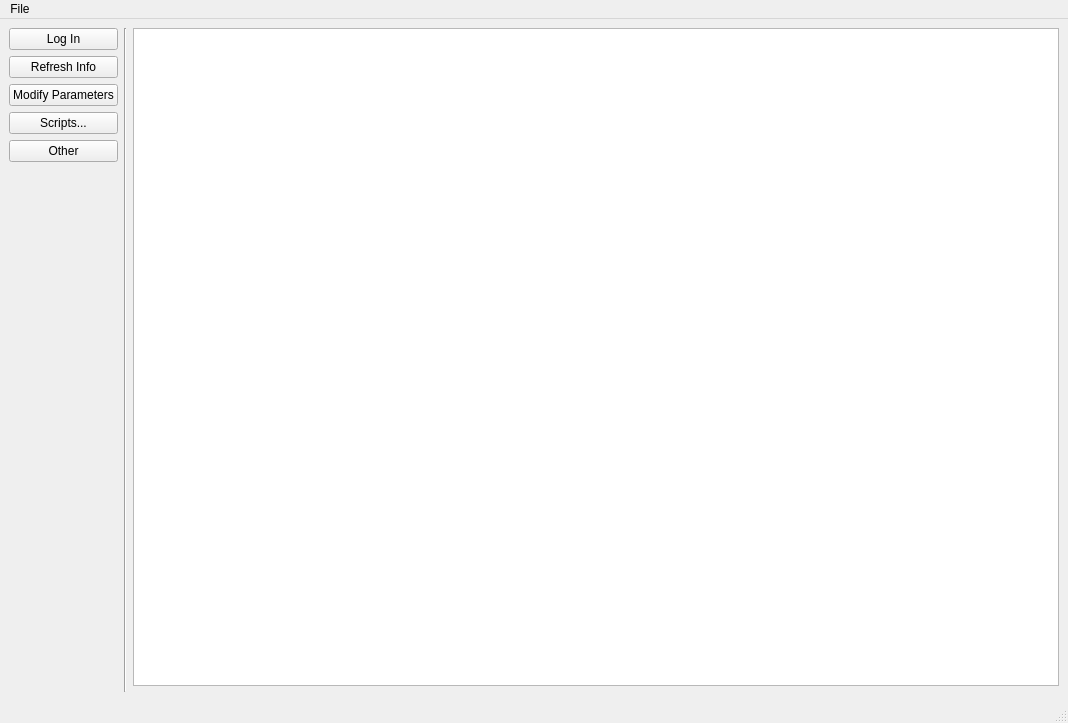
Above: PC/MainWindow.ui from dawidwojdylak/climatic-chamber-system before the change. Below: the same form after it.
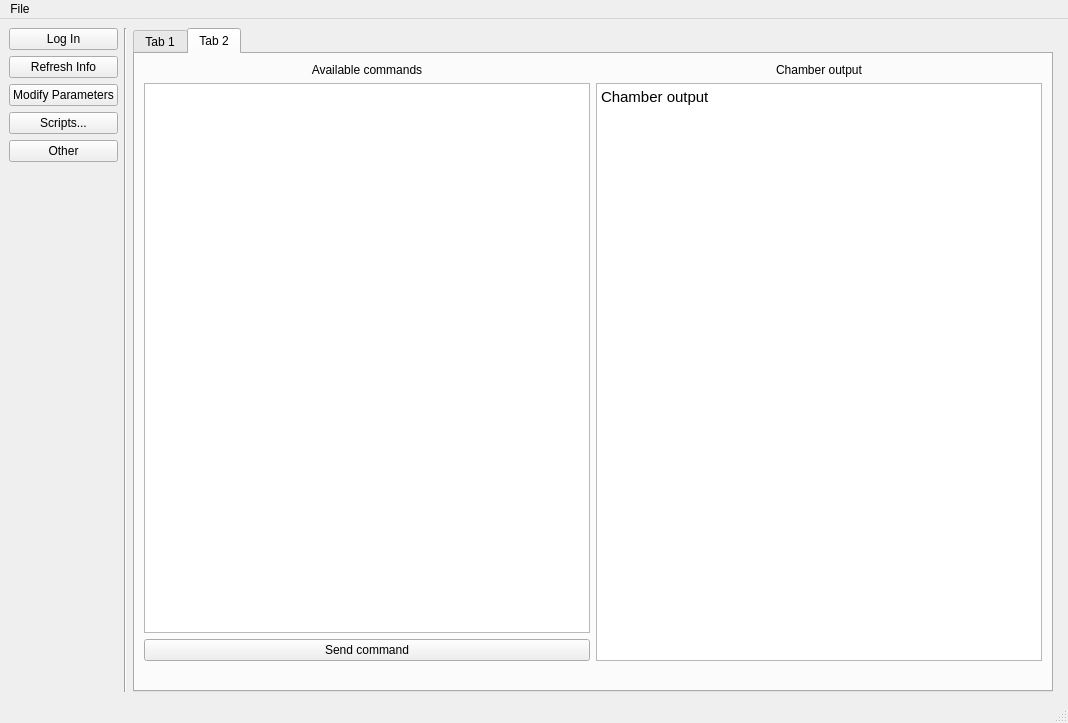
That is the form after the change.

Commit message: Add command list in the GUI

Patch:
```diff
--- a/PC/MainWindow.ui
+++ b/PC/MainWindow.ui
@@ -79,11 +79,127 @@
         </property>
        </widget>
       </item>
+      <item>
+       <widget class="QTabWidget" name="tabWidget">
+        <property name="currentIndex">
+         <number>1</number>
+        </property>
+        <widget class="QWidget" name="tab">
+         <attribute name="title">
+          <string>Tab 1</string>
+         </attribute>
+         <layout class="QHBoxLayout" name="horizontalLayout">
+          <item>
+           <layout class="QVBoxLayout" name="verticalLayout">
+            <item>
+             <widget class="QTextBrowser" name="textBrowser"/>
+            </item>
+           </layout>
+          </item>
+         </layout>
+        </widget>
+        <widget class="QWidget" name="tab_2">
+         <attribute name="title">
+          <string>Tab 2</string>
+         </attribute>
+         <layout class="QVBoxLayout" name="verticalLayout_2">
+          <item>
+           <layout class="QHBoxLayout" name="horizontalLayout_2">
+            <item>
+             <layout class="QVBoxLayout" name="verticalLayout_3">
+              <item>
+               <widget class="QLabel" name="label">
+                <property name="autoFillBackground">
+                 <bool>false</bool>
+                </property>
+                <property name="text">
+                 <string>Available commands</string>
+                </property>
+                <property name="alignment">
+                 <set>Qt::AlignCenter</set>
+                </property>
+                <property name="wordWrap">
+                 <bool>false</bool>
+                </property>
+               </widget>
+              </item>
+              <item>
+               <widget class="QListWidget" name="listWidget_commandList"/>
+              </item>
+              <item>
+               <widget class="QPushButton" name="pushButton_sendCommand">
+                <property name="text">
+                 <string>Send command</string>
+                </property>
+               </widget>
+              </item>
+              <item>
+               <spacer name="horizontalSpacer">
+                <property name="orientation">
+                 <enum>Qt::Horizontal</enum>
+                </property>
+                <property name="sizeHint" stdset="0">
+                 <size>
+                  <width>40</width>
+                  <height>20</height>
+                 </size>
+                </property>
+               </spacer>
+              </item>
+             </layout>
+            </item>
+            <item>
+             <layout class="QVBoxLayout" name="verticalLayout_4">
+              <item>
+               <widget class="QLabel" name="label_2">
+                <property name="autoFillBackground">
+                 <bool>false</bool>
+                </property>
+                <property name="text">
+                 <string>Chamber output</string>
+                </property>
+                <property name="alignment">
+                 <set>Qt::AlignCenter</set>
+                </property>
+                <property name="wordWrap">
+                 <bool>false</bool>
+                </property>
+               </widget>
+              </item>
+              <item>
+               <widget class="QTextBrowser" name="textBrowser_chamberResponse">
+                <property name="html">
+                 <string>&lt;!DOCTYPE HTML PUBLIC &quot;-//W3C//DTD HTML 4.0//EN&quot; &quot;http://www.w3.org/TR/REC-html40/strict.dtd&quot;&gt;
+&lt;html&gt;&lt;head&gt;&lt;meta name=&quot;qrichtext&quot; content=&quot;1&quot; /&gt;&lt;style type=&quot;text/css&quot;&gt;
+p, li { white-space: pre-wrap; }
+&lt;/style&gt;&lt;/head&gt;&lt;body style=&quot; font-family:'Ubuntu'; font-size:11pt; font-weight:400; font-style:normal;&quot;&gt;
+&lt;p style=&quot; margin-top:0px; margin-bottom:0px; margin-left:0px; margin-right:0px; -qt-block-indent:0; text-indent:0px;&quot;&gt;Chamber output&lt;/p&gt;&lt;/body&gt;&lt;/html&gt;</string>
+                </property>
+               </widget>
+              </item>
+              <item>
+               <spacer name="horizontalSpacer_2">
+                <property name="orientation">
+                 <enum>Qt::Horizontal</enum>
+                </property>
+                <property name="sizeHint" stdset="0">
+                 <size>
+                  <width>40</width>
+                  <height>20</height>
+                 </size>
+                </property>
+               </spacer>
+              </item>
+             </layout>
+            </item>
+           </layout>
+          </item>
+         </layout>
+        </widget>
+       </widget>
+      </item>
       <item>
        <layout class="QVBoxLayout" name="verticalLayout_ChamberWidget">
-        <item>
-         <widget class="QTextBrowser" name="textBrowser"/>
-        </item>
         <item>
          <widget class="QWidget" name="DummyWidget" native="true"/>
         </item>
```
The commit also changes 6 other files.
